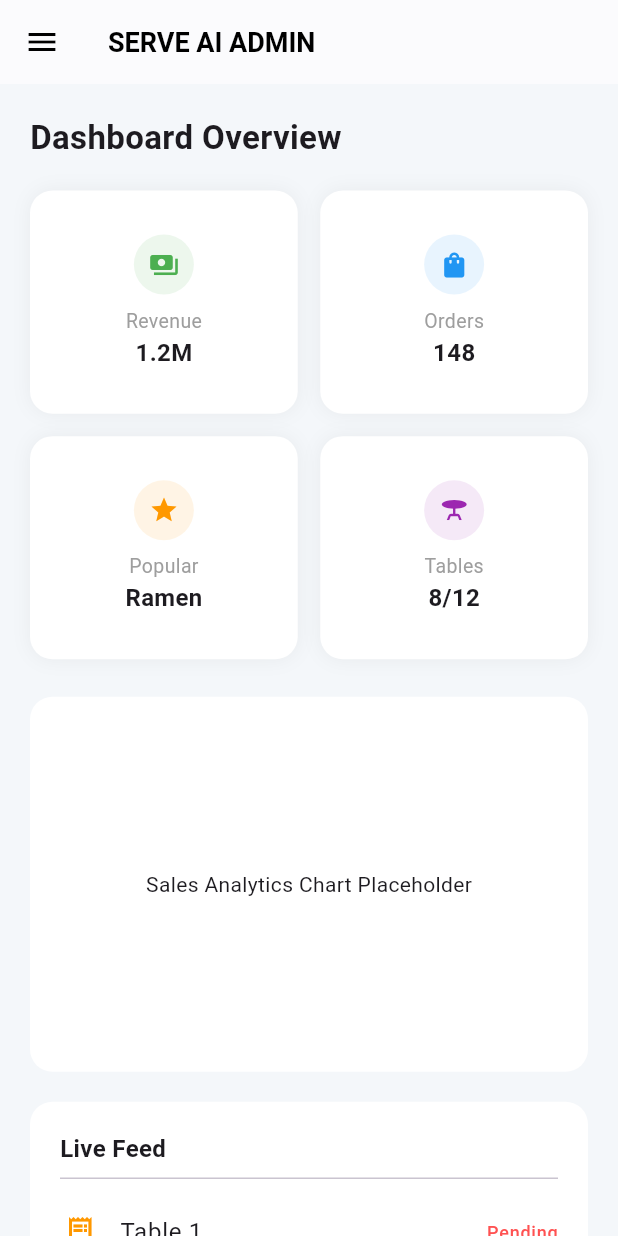
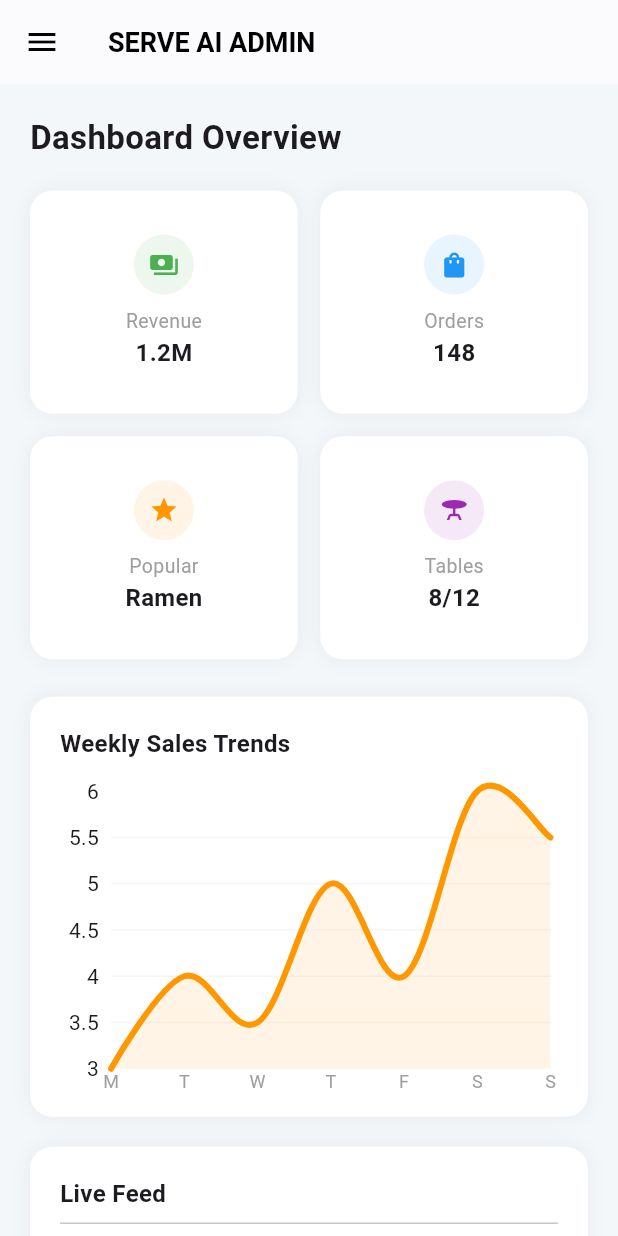
Before and after one commit to UrFavv2/EasyServe_V2, a Flutter app: the screen it shows after launch, on a phone screen of 412 x 824 dp. Run offline on Flutter 3.47's test engine with Material 3 defaults, Android fonts, the phone set to English and light mode, and no system bars; drawn by our look-alikes of fl_chart.

Commit message:
add chart

```diff
--- a/lib/screens/admin/dashboard_screen.dart
+++ b/lib/screens/admin/dashboard_screen.dart
@@ -1,4 +1,5 @@
 import 'package:flutter/material.dart';
+import 'package:fl_chart/fl_chart.dart'; // 🌟 Chart library ကို import လုပ်ပါ
 
 class AdminDashboard extends StatefulWidget {
   const AdminDashboard({super.key});
@@ -12,27 +13,27 @@ class _AdminDashboardState extends State<AdminDashboard> {
   Widget build(BuildContext context) {
     return Scaffold(
       backgroundColor: const Color(0xFFF4F7FA),
-      // 🌟 Sidebar အစား Drawer ကို ပြောင်းသုံးလိုက်ပါတယ်
       appBar: AppBar(
-        title: const Text("SERVE AI ADMIN", style: TextStyle(fontWeight: FontWeight.bold, fontSize: 18)),
+        title: const Text("SERVE AI ADMIN",
+          style: TextStyle(fontWeight: FontWeight.bold, fontSize: 18)),
         backgroundColor: Colors.white,
         foregroundColor: Colors.black,
         elevation: 0.5,
       ),
       drawer: _buildDrawer(),
-
       body: SingleChildScrollView(
         padding: const EdgeInsets.all(20),
         child: Column(
           crossAxisAlignment: CrossAxisAlignment.start,
           children: [
-            const Text("Dashboard Overview", style: TextStyle(fontSize: 22, fontWeight: FontWeight.bold)),
+            const Text("Dashboard Overview",
+              style: TextStyle(fontSize: 22, fontWeight: FontWeight.bold)),
             const SizedBox(height: 20),
 
-            // 🌟 Stats Grid (Overflow မဖြစ်အောင် childAspectRatio ကို ပြင်ထားတယ်)
             _buildStatsGrid(),
             const SizedBox(height: 25),
 
+            // 🌟 ဤနေရာတွင် Chart widget ကို ခေါ်သုံးထားသည်
             _buildSalesChart(),
             const SizedBox(height: 20),
 
@@ -43,7 +44,6 @@ class _AdminDashboardState extends State<AdminDashboard> {
     );
   }
 
-  // 🌟 Sidebar ကို Drawer အဖြစ် ပြောင်းလဲခြင်း
   Widget _buildDrawer() {
     return Drawer(
       child: Container(
@@ -52,7 +52,8 @@ class _AdminDashboardState extends State<AdminDashboard> {
           children: [
             const DrawerHeader(
               child: Center(
-                child: Text("SERVE AI", style: TextStyle(color: Colors.orange, fontSize: 24, fontWeight: FontWeight.bold)),
+                child: Text("SERVE AI",
+                  style: TextStyle(color: Colors.orange, fontSize: 24, fontWeight: FontWeight.bold)),
               ),
             ),
             _drawerItem(Icons.dashboard, "Dashboard", true),
@@ -71,7 +72,7 @@ class _AdminDashboardState extends State<AdminDashboard> {
     return ListTile(
       leading: Icon(icon, color: isActive ? Colors.orange : Colors.grey),
       title: Text(title, style: TextStyle(color: isActive ? Colors.white : Colors.grey)),
-      onTap: () => Navigator.pop(context), // နှိပ်ရင် Drawer ပိတ်မယ်
+      onTap: () => Navigator.pop(context),
     );
   }
 
@@ -79,10 +80,10 @@ class _AdminDashboardState extends State<AdminDashboard> {
     return GridView.count(
       shrinkWrap: true,
       physics: const NeverScrollableScrollPhysics(),
-      crossAxisCount: 2, // ဖုန်းမှာဆိုရင် ၂ ခုစီပြမယ်
+      crossAxisCount: 2,
       crossAxisSpacing: 15,
       mainAxisSpacing: 15,
-      childAspectRatio: 1.2, // 🌟 Card ထဲမှာ စာသားဆံ့အောင် အချိုးချဲ့လိုက်တယ်
+      childAspectRatio: 1.2,
       children: [
         _statCard("Revenue", "1.2M", Icons.payments, Colors.green),
         _statCard("Orders", "148", Icons.shopping_bag, Colors.blue),
@@ -114,13 +115,83 @@ class _AdminDashboardState extends State<AdminDashboard> {
     );
   }
 
+  // 🌟 ပြင်ဆင်လိုက်သော Real Chart Widget
   Widget _buildSalesChart() {
     return Container(
       width: double.infinity,
-      height: 250,
-      padding: const EdgeInsets.all(20),
-      decoration: BoxDecoration(color: Colors.white, borderRadius: BorderRadius.circular(15)),
-      child: const Center(child: Text("Sales Analytics Chart Placeholder")),
+      height: 280,
+      padding: const EdgeInsets.fromLTRB(10, 20, 25, 10),
+      decoration: BoxDecoration(
+        color: Colors.white,
+        borderRadius: BorderRadius.circular(15),
+        boxShadow: [BoxShadow(color: Colors.black.withOpacity(0.05), blurRadius: 10)],
+      ),
+      child: Column(
+        crossAxisAlignment: CrossAxisAlignment.start,
+        children: [
+          const Padding(
+            padding: EdgeInsets.only(left: 10),
+            child: Text("Weekly Sales Trends",
+              style: TextStyle(fontWeight: FontWeight.bold, fontSize: 16)),
+          ),
+          const SizedBox(height: 20),
+          Expanded(
+            child: LineChart(
+              LineChartData(
+                gridData: FlGridData(
+                  show: true,
+                  drawVerticalLine: false,
+                  getDrawingHorizontalLine: (value) => FlLine(
+                    color: Colors.grey.withOpacity(0.1),
+                    strokeWidth: 1,
+                  ),
+                ),
+                titlesData: FlTitlesData(
+                  show: true,
+                  rightTitles: const AxisTitles(sideTitles: SideTitles(showTitles: false)),
+                  topTitles: const AxisTitles(sideTitles: SideTitles(showTitles: false)),
+                  bottomTitles: AxisTitles(
+                    sideTitles: SideTitles(
+                      showTitles: true,
+                      getTitlesWidget: (value, meta) {
+                        const days = ['M', 'T', 'W', 'T', 'F', 'S', 'S'];
+                        if (value >= 0 && value < 7) {
+                          return Text(days[value.toInt()],
+                            style: const TextStyle(color: Colors.grey, fontSize: 12));
+                        }
+                        return const Text('');
+                      },
+                    ),
+                  ),
+                ),
+                borderData: FlBorderData(show: false),
+                lineBarsData: [
+                  LineChartBarData(
+                    spots: [
+                      const FlSpot(0, 3),
+                      const FlSpot(1, 4),
+                      const FlSpot(2, 3.5),
+                      const FlSpot(3, 5),
+                      const FlSpot(4, 4),
+                      const FlSpot(5, 6),
+                      const FlSpot(6, 5.5),
+                    ],
+                    isCurved: true,
+                    color: Colors.orange,
+                    barWidth: 4,
+                    isStrokeCapRound: true,
+                    dotData: const FlDotData(show: false),
+                    belowBarData: BarAreaData(
+                      show: true,
+                      color: Colors.orange.withOpacity(0.1),
+                    ),
+                  ),
+                ],
+              ),
+            ),
+          ),
+        ],
+      ),
     );
   }
 
@@ -128,11 +199,16 @@ class _AdminDashboardState extends State<AdminDashboard> {
     return Container(
       width: double.infinity,
       padding: const EdgeInsets.all(20),
-      decoration: BoxDecoration(color: Colors.white, borderRadius: BorderRadius.circular(15)),
+      decoration: BoxDecoration(
+        color: Colors.white,
+        borderRadius: BorderRadius.circular(15),
+        boxShadow: [BoxShadow(color: Colors.black.withOpacity(0.05), blurRadius: 10)],
+      ),
       child: Column(
         crossAxisAlignment: CrossAxisAlignment.start,
         children: [
-          const Text("Live Feed", style: TextStyle(fontWeight: FontWeight.bold, fontSize: 16)),
+          const Text("Live Feed",
+            style: TextStyle(fontWeight: FontWeight.bold, fontSize: 16)),
           const Divider(),
           ListView.builder(
             shrinkWrap: true,
@@ -142,7 +218,8 @@ class _AdminDashboardState extends State<AdminDashboard> {
               contentPadding: EdgeInsets.zero,
               leading: const Icon(Icons.receipt_long, color: Colors.orange),
               title: Text("Table ${index + 1}"),
-              trailing: const Text("Pending", style: TextStyle(color: Colors.redAccent, fontSize: 12)),
+              trailing: const Text("Pending",
+                style: TextStyle(color: Colors.redAccent, fontSize: 12, fontWeight: FontWeight.bold)),
             ),
           ),
         ],
--- a/pubspec.yaml
+++ b/pubspec.yaml
@@ -30,7 +30,7 @@ environment:
 dependencies:
   flutter:
     sdk: flutter
-
+  fl_chart: ^0.70.0
   # The following adds the Cupertino Icons font to your application.
   # Use with the CupertinoIcons class for iOS style icons.
   cupertino_icons: ^1.0.8
```
Also changed, not shown: pubspec.lock.
